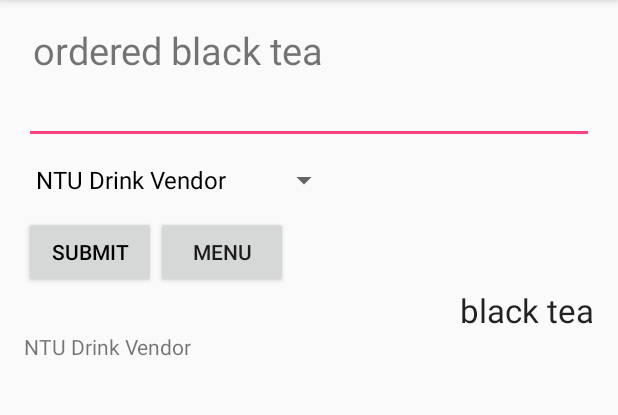
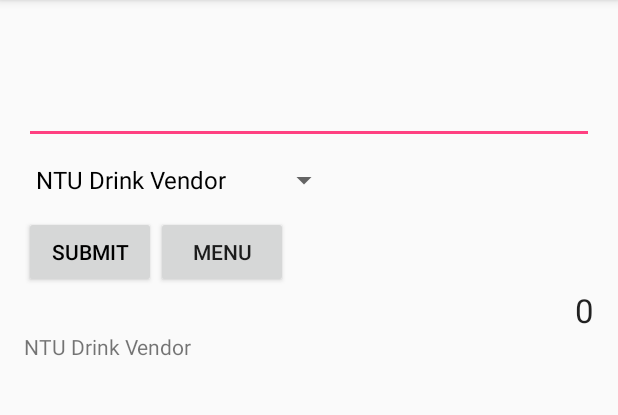
Before and after one commit to Crazy3TW/android_class_271, an Android app: the screen it shows after launch (MainActivity), after a tap on "SUBMIT", on a phone screen of 412 x 824 dp, the part 84-499 px from its top. Run offline under Robolectric (Android 15) with nearby library versions, the phone set to English and light mode, and no system bars.

Commit message:
sharedPreferences

```diff
--- a/SimpleUI/app/src/main/java/com/example/user/simpleui/MainActivity.java
+++ b/SimpleUI/app/src/main/java/com/example/user/simpleui/MainActivity.java
@@ -1,6 +1,8 @@
 package com.example.user.simpleui;
 
+import android.content.Context;
 import android.content.Intent;
+import android.content.SharedPreferences;
 import android.support.design.widget.Snackbar;
 import android.support.v7.app.AppCompatActivity;
 import android.os.Bundle;
@@ -33,6 +35,10 @@ public class MainActivity extends AppCompatActivity {
     String drink = "black tea";
 
     List<Order> orders = new ArrayList<>();
+    ArrayList<DrinkOrder> drinkOrders = new ArrayList<>();
+
+    SharedPreferences sharedPreferences;
+    SharedPreferences.Editor editor;
 
     @Override
     protected void onCreate(Bundle savedInstanceState) {
@@ -45,6 +51,9 @@ public class MainActivity extends AppCompatActivity {
         listView = (ListView)findViewById(R.id.listView);
         spinner = (Spinner)findViewById(R.id.spinner);
 
+        sharedPreferences = getSharedPreferences("UIState", Context.MODE_PRIVATE);
+        editor = sharedPreferences.edit();
+
         radioGroup.setOnCheckedChangeListener(new RadioGroup.OnCheckedChangeListener() {
             @Override
             public void onCheckedChanged(RadioGroup group, int checkedId) {
@@ -56,6 +65,9 @@ public class MainActivity extends AppCompatActivity {
         editText.setOnKeyListener(new View.OnKeyListener() {
             @Override
             public boolean onKey(View v, int keyCode, KeyEvent event) {
+                editor.putString("editText", editText.getText().toString());
+                editor.apply();
+
                 if (keyCode == KeyEvent.KEYCODE_ENTER && event.getAction() == KeyEvent.ACTION_DOWN) {
                     submit(v);
                     return true;
@@ -76,7 +88,13 @@ public class MainActivity extends AppCompatActivity {
         setupListView();
         setupSpinner();
 
+        restoreUIState();
+
         Log.d("debug", "MainActivity OnCreate");
+    }
+
+    private void restoreUIState(){
+        editText.setText(sharedPreferences.getString("editText", ""));
     }
 
     private void setupListView(){
@@ -94,22 +112,25 @@ public class MainActivity extends AppCompatActivity {
 
     public void submit(View view){
         String text = editText.getText().toString();
-        String result = text + " ordered " + drink;
+        String result = text;
         textView.setText(result);
         editText.setText("");
 
         Order order = new Order();
         order.note = text;
-        order.drink = drink;
+        order.drinkOrders = drinkOrders;
         order.storeInfo = (String)spinner.getSelectedItem();
 
         orders.add(order);
+
+        drinkOrders = new ArrayList<>();
         setupListView();
     }
 
     public void goToMenu(View view){
         Intent intent = new Intent();
         intent.setClass(this, DrinkMenuActivity.class);
+        intent.putExtra("drinkOrderList", drinkOrders);
         startActivityForResult(intent, REQUEST_CODE_DRINK_MENU_ACTIVITY);
     }
 
@@ -118,6 +139,7 @@ public class MainActivity extends AppCompatActivity {
         super.onActivityResult(requestCode, resultCode, data);
         if(requestCode == REQUEST_CODE_DRINK_MENU_ACTIVITY){
             if(resultCode == RESULT_OK){
+                drinkOrders = data.getParcelableArrayListExtra("results");
                 Toast.makeText(this, "Done", Toast.LENGTH_LONG).show();
             }else if(resultCode == RESULT_CANCELED){
                 Toast.makeText(this, "Canceled", Toast.LENGTH_LONG).show();
--- a/SimpleUI/app/src/main/java/com/example/user/simpleui/Order.java
+++ b/SimpleUI/app/src/main/java/com/example/user/simpleui/Order.java
@@ -1,4 +1,6 @@
 package com.example.user.simpleui;
+
+import java.util.List;
 
 /**
  * Created by user on 2016/7/27.
@@ -6,5 +8,13 @@ package com.example.user.simpleui;
 public class Order {
     String note;
     String storeInfo;
-    String drink;
+    List<DrinkOrder> drinkOrders;
+
+    public int total(){
+        int total = 0;
+        for(DrinkOrder drinkOrder :drinkOrders){
+            total += drinkOrder.total();
+        }
+        return  total;
+    }
 }
--- a/SimpleUI/app/src/main/java/com/example/user/simpleui/OrderAdapter.java
+++ b/SimpleUI/app/src/main/java/com/example/user/simpleui/OrderAdapter.java
@@ -61,7 +61,7 @@ public class OrderAdapter extends BaseAdapter{
         Order order = orders.get(position);
         holder.noteTextView.setText(order.note);
         holder.storeInfoTextView.setText(order.storeInfo);
-        holder.drinkTextView.setText(order.drink);
+        holder.drinkTextView.setText(String.valueOf(order.total()));
 
         return convertView;
     }
```
